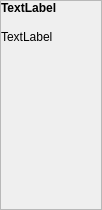
Before: the Qt Designer form characterwidget.ui in spencerasmith96/MudaeTierList, drawn with Qt 5.
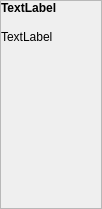
After: the same form once the commit is applied.

Commit message: use elided to handle overflow for character name/series

What changed in the file:
```diff
--- a/characterwidget.ui
+++ b/characterwidget.ui
@@ -76,13 +76,13 @@
      <property name="minimumSize">
       <size>
        <width>100</width>
-       <height>13</height>
+       <height>15</height>
       </size>
      </property>
      <property name="maximumSize">
       <size>
        <width>100</width>
-       <height>13</height>
+       <height>15</height>
       </size>
      </property>
      <property name="font">
@@ -91,6 +91,9 @@
        <bold>true</bold>
       </font>
      </property>
+     <property name="lineWidth">
+      <number>0</number>
+     </property>
      <property name="text">
       <string>TextLabel</string>
      </property>
@@ -110,19 +113,19 @@
      <property name="sizePolicy">
       <sizepolicy hsizetype="Preferred" vsizetype="Expanding">
        <horstretch>0</horstretch>
-       <verstretch>1</verstretch>
+       <verstretch>0</verstretch>
       </sizepolicy>
      </property>
      <property name="minimumSize">
       <size>
        <width>100</width>
-       <height>33</height>
+       <height>30</height>
       </size>
      </property>
      <property name="maximumSize">
       <size>
        <width>100</width>
-       <height>33</height>
+       <height>30</height>
       </size>
      </property>
      <property name="font">
@@ -133,9 +136,15 @@
      <property name="styleSheet">
       <string notr="true"/>
      </property>
+     <property name="lineWidth">
+      <number>0</number>
+     </property>
      <property name="text">
       <string>TextLabel</string>
      </property>
+     <property name="textFormat">
+      <enum>Qt::AutoText</enum>
+     </property>
      <property name="scaledContents">
       <bool>false</bool>
      </property>
```
The commit also changes 2 other files.
